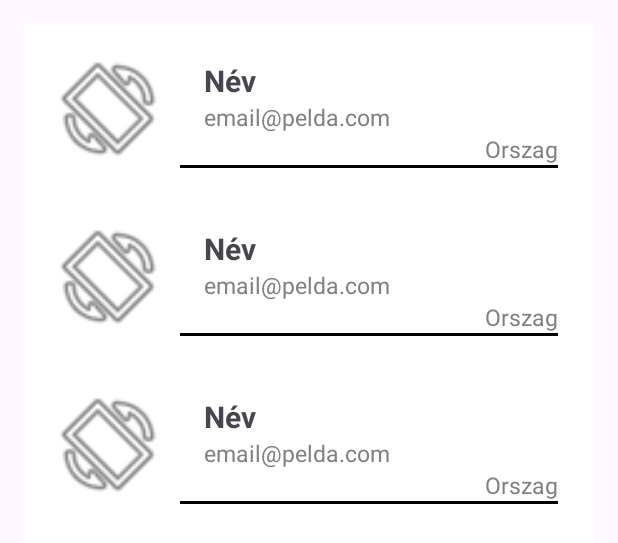
After one commit to petivagyokhali/kotlinbasics, an Android app: the layout activity_random_users.xml on its own in the app's theme, with its tools: preview values and no code run, on a phone screen of 412 x 824 dp. The commit adds this screen. Shown: the top 543 px of the screen. Run offline under Robolectric (Android 15) with nearby library versions, the phone set to English and light mode, and no system bars.

Commit message:
01.27. random user api

```diff
--- /dev/null
+++ b/app/src/main/res/layout/activity_random_users.xml
@@ -0,0 +1,21 @@
+<?xml version="1.0" encoding="utf-8"?>
+<LinearLayout xmlns:android="http://schemas.android.com/apk/res/android"
+    xmlns:app="http://schemas.android.com/apk/res-auto"
+    xmlns:tools="http://schemas.android.com/tools"
+    android:id="@+id/main"
+    android:layout_width="match_parent"
+    android:layout_height="match_parent"
+    android:orientation="vertical"
+    android:padding="16dp"
+    tools:context=".UserListActivity">
+
+
+    <androidx.recyclerview.widget.RecyclerView
+        android:id="@+id/randomUserListRecyclerView"
+        android:layout_width="match_parent"
+        android:layout_height="match_parent"
+        android:padding="8dp"
+        android:background="@color/white"
+        tools:listitem="@layout/list_item_randomuser"/>
+
+</LinearLayout>
--- /dev/null
+++ b/app/src/main/res/layout/list_item_randomuser.xml
@@ -0,0 +1,60 @@
+<?xml version="1.0" encoding="utf-8"?>
+<LinearLayout xmlns:android="http://schemas.android.com/apk/res/android"
+    android:layout_width="match_parent"
+    android:layout_height="wrap_content"
+    android:orientation="horizontal"
+    android:padding="8dp">
+
+    <ImageView
+        android:id="@+id/imageview_profile"
+        android:layout_width="80dp"
+        android:layout_height="80dp"
+        android:src="@android:drawable/ic_menu_always_landscape_portrait"
+        />
+
+    <LinearLayout
+        android:layout_width="match_parent"
+        android:layout_height="wrap_content"
+        android:orientation="vertical"
+        android:padding="8dp"
+        android:layout_marginBottom="8dp">
+
+        <TextView
+            android:id="@+id/textview_name"
+            android:layout_width="wrap_content"
+            android:layout_height="wrap_content"
+            android:text="Név"
+            android:textSize="20sp"
+            android:textStyle="bold"
+            android:layout_marginStart="16dp"/>
+
+        <TextView
+            android:id="@+id/textview_email"
+            android:layout_width="wrap_content"
+            android:layout_height="wrap_content"
+            android:text="email@pelda.com"
+            android:textSize="15sp"
+            android:layout_marginStart="16dp"
+            android:textColor="#808080"/>
+
+        <TextView
+            android:id="@+id/textview_country"
+            android:layout_width="wrap_content"
+            android:layout_height="wrap_content"
+            android:layout_gravity="end"
+            android:text="Orszag"
+            android:textSize="15sp"
+            android:textColor="#808080"/>
+
+        <View
+            android:layout_width="wrap_content"
+            android:layout_height="2dp"
+            android:background="@color/black" />
+    </LinearLayout>
+
+
+
+
+
+
+</LinearLayout>
```
Also changed, not shown: app/src/main/java/com/example/kotlinbasics/MainActivity.kt (+7 -0 lines), app/src/main/java/com/example/kotlinbasics/RandomUserListActivity.kt (added, +64 -0 lines), app/src/main/java/com/example/kotlinbasics/model/RandomUserResponse.kt (added, +21 -0 lines), app/src/main/java/com/example/kotlinbasics/network/RandomUserService.kt (added, +15 -0 lines), app/src/main/res/layout/activity_main.xml (+8 -0 lines).
